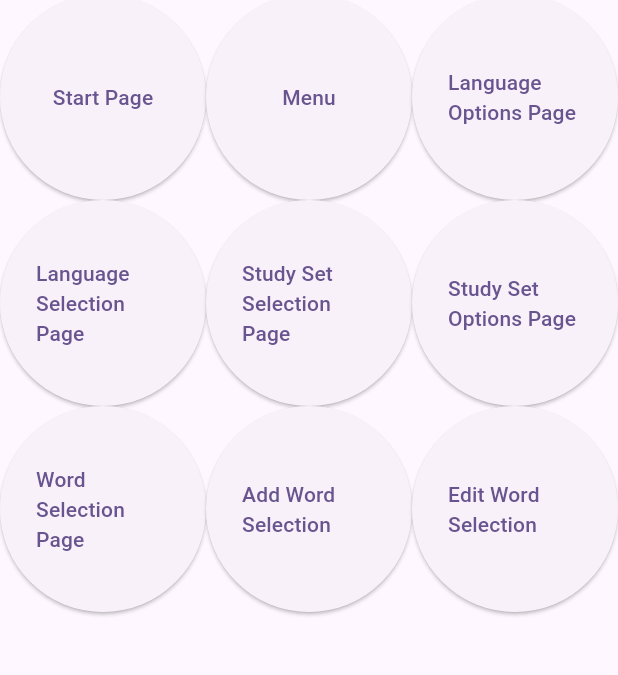
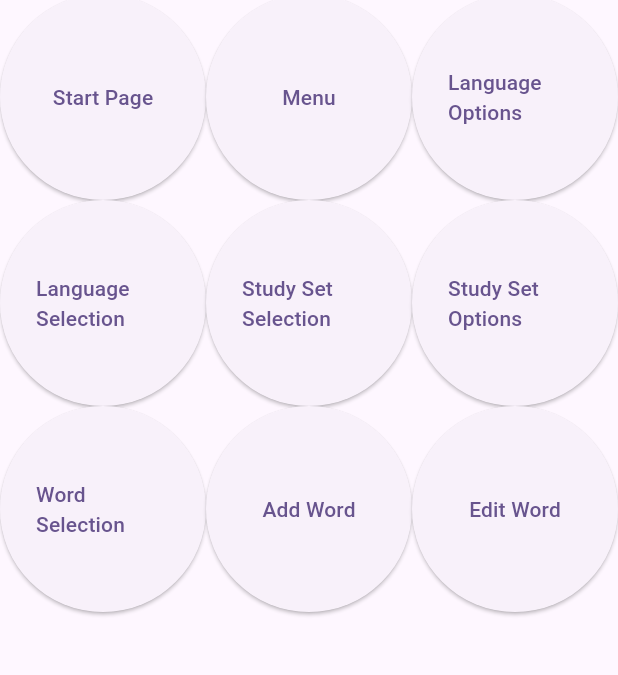
Before and after one commit to dangas2324/Pioneer-Senior-Project, a Flutter app: the screen it shows after launch, on a phone screen of 412 x 824 dp, the part 90-765 px from its top. Run offline on Flutter 3.47's test engine with Material 3 defaults, Android fonts, the phone set to English and light mode, and no system bars.

Commit message:
remove 'page' on buttons

```diff
--- a/app/lib/main.dart
+++ b/app/lib/main.dart
@@ -53,13 +53,13 @@ class _MyHomePageState extends State<MyHomePage> {
           children: <Widget>[
             _buildButton(context, 'Start Page', const StartPage()),
             _buildButton(context, 'Menu', const Menu()),
-            _buildButton(context, 'Language Options Page', const LanguageOptions()),
-            _buildButton(context, 'Language Selection Page', const LanguageSelection()),
-            _buildButton(context, 'Study Set Selection Page', const StudySetSelection()),
-            _buildButton(context, 'Study Set Options Page', const StudySetOptions()),
-            _buildButton(context, 'Word Selection Page', const WordSelection()),
-            _buildButton(context, 'Add Word Selection', const AddWord()),
-            _buildButton(context, 'Edit Word Selection', const EditWord()),
+            _buildButton(context, 'Language Options', const LanguageOptions()),
+            _buildButton(context, 'Language Selection', const LanguageSelection()),
+            _buildButton(context, 'Study Set Selection', const StudySetSelection()),
+            _buildButton(context, 'Study Set Options', const StudySetOptions()),
+            _buildButton(context, 'Word Selection', const WordSelection()),
+            _buildButton(context, 'Add Word', const AddWord()),
+            _buildButton(context, 'Edit Word', const EditWord()),
           ],
         ),
       ),
```
